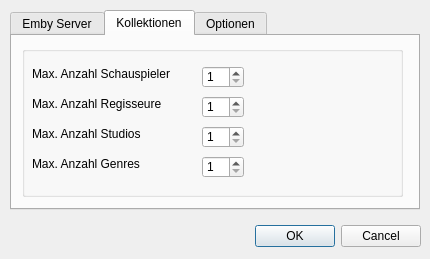
Old version of the form preferencesdialog.ui in the repository SideFx/EmbyExplorerQt.
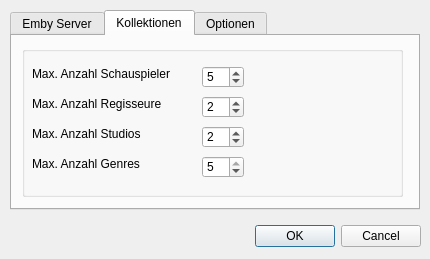
New version of the form. The open tabs and pages were chosen to show the change. Icons and pictures are not drawn.

Diff of the .ui file:
```diff
--- a/preferencesdialog.ui
+++ b/preferencesdialog.ui
@@ -250,6 +250,9 @@
       <property name="maximum">
        <number>10</number>
       </property>
+      <property name="value">
+       <number>5</number>
+      </property>
      </widget>
      <widget class="QSpinBox" name="spb_maxDirectors">
       <property name="geometry">
@@ -266,6 +269,9 @@
       <property name="maximum">
        <number>3</number>
       </property>
+      <property name="value">
+       <number>2</number>
+      </property>
      </widget>
      <widget class="QSpinBox" name="spb_maxStudios">
       <property name="geometry">
@@ -282,6 +288,9 @@
       <property name="maximum">
        <number>3</number>
       </property>
+      <property name="value">
+       <number>2</number>
+      </property>
      </widget>
      <widget class="QSpinBox" name="spb_maxGenres">
       <property name="geometry">
@@ -298,6 +307,9 @@
       <property name="maximum">
        <number>5</number>
       </property>
+      <property name="value">
+       <number>5</number>
+      </property>
      </widget>
     </widget>
    </widget>
```
Left out of the diff: 3 changed lines with no effect on the pictures.
